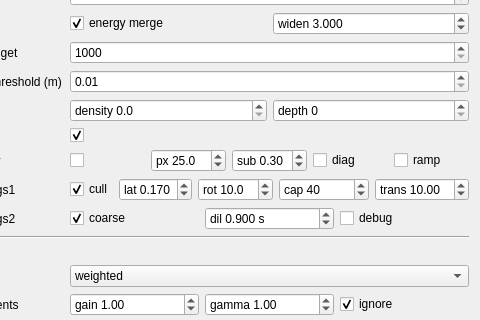
russiaman/substrata_robo, file gui_client/GaussianSplatSettingsWidget.ui: the form before one commit; both pictures show x 91 to 571 and y 191 to 511 of the 571 by 1252 pixel window.
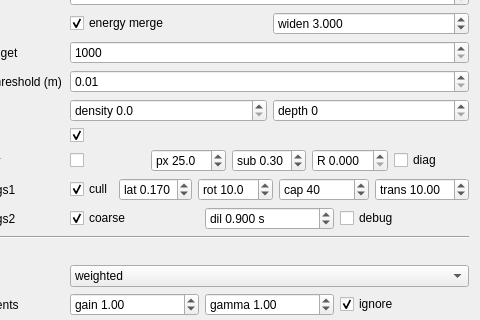
The form after the commit.

Commit message: Splat UI: "R" region-pruning radius knob, and move the sat_depth overlay into "Show debug"

Diff of the .ui file:
```diff
--- a/gui_client/GaussianSplatSettingsWidget.ui
+++ b/gui_client/GaussianSplatSettingsWidget.ui
@@ -669,26 +669,38 @@
         </property>
        </widget>
       </item>
+      <item>
+       <widget class="QDoubleSpinBox" name="satRegionRadiusDoubleSpinBox">
+        <property name="prefix">
+         <string>R </string>
+        </property>
+        <property name="toolTip">
+         <string>SESSION078 REGION PRUNING. Radius, in world units, of the ball of camera positions the saturation barrier is made valid for. 0 = the old behaviour: the barrier describes the single point it was built from, so it goes stale the instant the camera moves, showing as shadow-shaped holes. Owner-measured working range: 0.01-0.03, with no visible artifacts in motion above ~0.03 - much smaller than a naive "full latency window x typical speed" estimate (which would suggest ~0.6), because what actually needs covering is the INCREMENT between one traversal's anchor and the next re-kick's, not the whole gap from a standing start - re-kicks fire far more often than once per latency window during continuous motion. Strictly weakens the cull: both sides widen their conservatism, so it can only ever drop fewer nodes than 0 does - watch dropped= in [gsr-sat] for what it costs. The penalty is R/d in angle, so it is nearly free far away and expensive up close, which is the useful shape here (this stage drops distant geometry; the occluders doing the work are near).</string>
+        </property>
+        <property name="decimals">
+         <number>3</number>
+        </property>
+        <property name="minimum">
+         <double>0.000000000000000</double>
+        </property>
+        <property name="maximum">
+         <double>10.000000000000000</double>
+        </property>
+        <property name="singleStep">
+         <double>0.010000000000000</double>
+        </property>
+        <property name="value">
+         <double>0.000000000000000</double>
+        </property>
+       </widget>
+      </item>
       <item>
        <widget class="QCheckBox" name="satDiagCheckBox">
         <property name="text">
          <string>diag</string>
         </property>
         <property name="toolTip">
-         <string>SESSION076 DIAGNOSTIC. Prints an extra [gsr-sat-diag] line breaking down what the coarse capture is actually buying this stage: cA/cB splits the captured nodes into the genuinely low-detail cut (captured for being at or below "px") and the near-field nodes captured only because their branch hit a leaf while still coarser than that - the latter are duplicates of nodes already in the fine frontier, present only because the drawn coarse patch needs a complete cover, which this grid does not. writers is how many captured nodes the grid actually accepted (a node contributes only if its footprint fully covers at least one tile), against pred=, the same count derived analytically - they must agree. Needs the filter log on, and Saturation filter on. Own checkbox rather than more fields on [gsr-sat] because the counting perturbs the very loops being timed. Not saved between sessions.</string>
-        </property>
-        <property name="checked">
-         <bool>false</bool>
-        </property>
-       </widget>
-      </item>
-      <item>
-       <widget class="QCheckBox" name="satGridRampCheckBox">
-        <property name="text">
-         <string>ramp</string>
-        </property>
-        <property name="toolTip">
-         <string>SESSION077 DIAGNOSTIC. Switches the "diag" saturation-grid overlay from its binary view (one flat colour on tiles the prune treats as saturated - the verdict itself) to a blue -&gt; green -&gt; red ramp over each tile's UNBOUNDED accumulated occluder weight (sum of every touching node's contribution - not the [0,1] transmittance the prune thresholds, which visually clamps toward one colour regardless of how much geometry actually piled up), using the same ramp AND the same range controls as the overdraw view below ("Show overdraw" row's min/max). Their usual 2-100 defaults are layer-count/summed-alpha units from that view and will likely read as solid blue here - re-enter a range matched to this scene's tile occupancy (start around min 0, max 5-10 and adjust by eye). The binary view cannot tell a correctly saturated tile from a broken accumulation - a flat ceiling coming out half tinted and half clear looks the same either way - so this shows the RANGE of how much is contributing, to be checked against what the scene plainly looks like. Needs "diag" on. Presentation only: changes nothing the traversal or the prune computes. Not saved between sessions.</string>
+         <string>SESSION076/078 DIAGNOSTIC. Prints an extra [gsr-sat-diag] console line breaking down what the coarse capture is actually buying this stage: cA/cB splits the captured nodes into the genuinely low-detail cut (captured for being at or below "px") and the near-field nodes captured only because their branch hit a leaf while still coarser than that - the latter are duplicates of nodes already in the fine frontier, present only because the drawn coarse patch needs a complete cover, which this grid does not. writers is how many captured nodes the grid actually accepted (a node contributes only if its footprint fully covers at least one tile), against pred=, the same count derived analytically - they must agree. Needs the filter log on, and Saturation filter on. Pure console counting - unrelated to the "Saturation mask"/"Saturation ramp" visual overlay in the Diagnostics section's debug mode dropdown, which has its own gate (Show debug + that dropdown). Own checkbox rather than more fields on [gsr-sat] because the counting perturbs the very loops being timed. Not saved between sessions.</string>
         </property>
         <property name="checked">
          <bool>false</bool>
```
Left out of the diff: 10 changed lines with no effect on the pictures. The commit also changes 2 other files.
